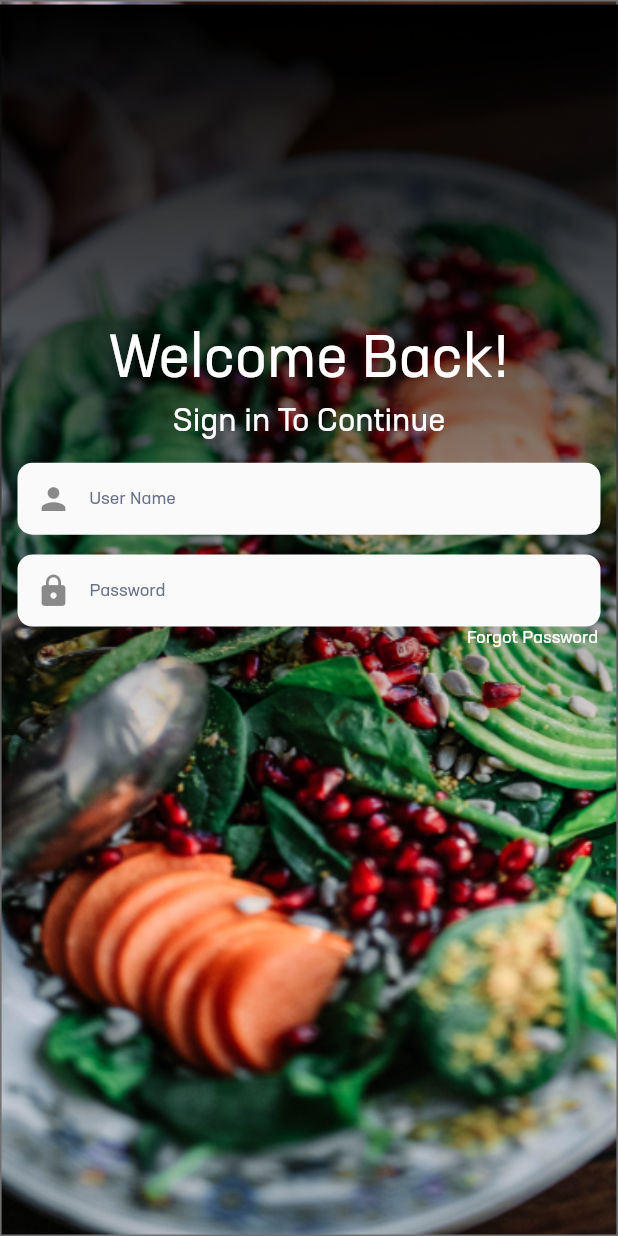
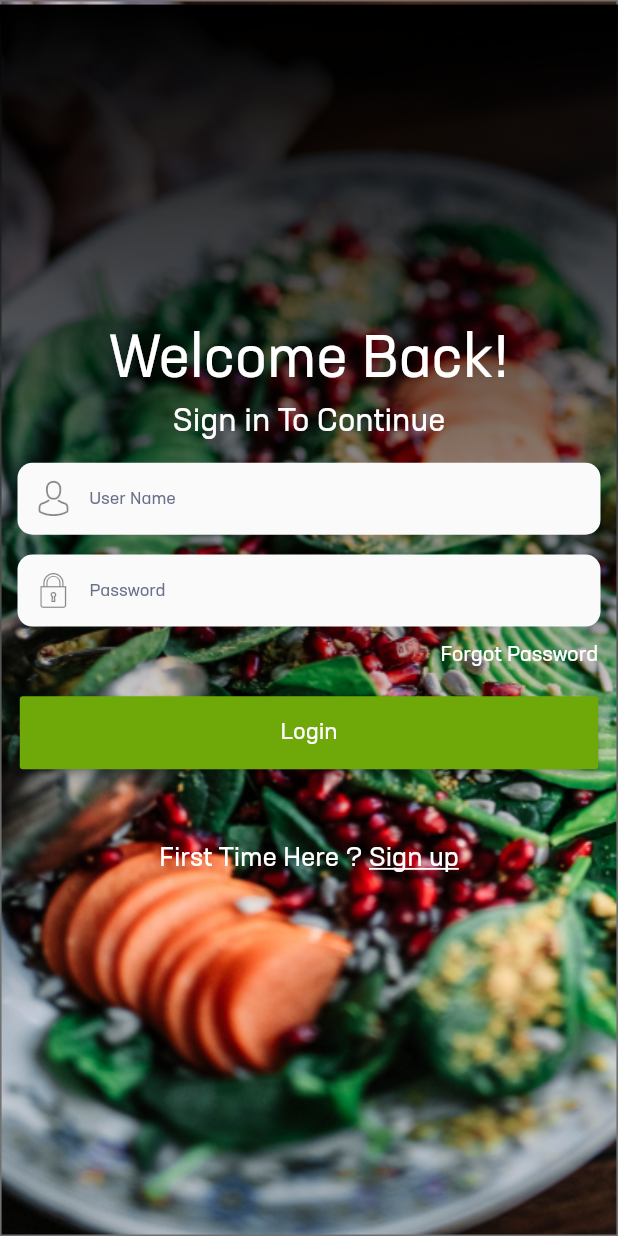
Before and after one commit to MalshanPerera/foodpal, a Flutter app: the LoginScreen screen opened by its route, on a phone screen of 412 x 824 dp. Run offline on Flutter 3.47's test engine with Material 2 defaults, Android fonts, the phone set to English and light mode, and no system bars.

Commit message:
created custom icons and finishd login screen

```diff
--- /dev/null
+++ b/lib/presentation/custom_icons_icons.dart
@@ -0,0 +1,27 @@
+/// Flutter icons CustomIcons
+/// Copyright (C) 2020 by original authors @ fluttericon.com, fontello.com
+/// This font was generated by FlutterIcon.com, which is derived from Fontello.
+///
+/// To use this font, place it in your fonts/ directory and include the
+/// following in your pubspec.yaml
+///
+/// flutter:
+///   fonts:
+///    - family:  CustomIcons
+///      fonts:
+///       - asset: fonts/CustomIcons.ttf
+///
+///
+///
+import 'package:flutter/widgets.dart';
+
+class CustomIcons {
+  CustomIcons._();
+
+  static const _kFontFam = 'CustomIcons';
+
+  static const IconData avatar = IconData(0xe800, fontFamily: _kFontFam);
+  static const IconData correct_icon = IconData(0xe801, fontFamily: _kFontFam);
+  static const IconData lock = IconData(0xe802, fontFamily: _kFontFam);
+  static const IconData mail_icon = IconData(0xe803, fontFamily: _kFontFam);
+}
--- a/lib/screens/login_screen.dart
+++ b/lib/screens/login_screen.dart
@@ -1,5 +1,7 @@
+import 'package:flutter/gestures.dart';
 import 'package:flutter/material.dart';
 import 'package:foodpal/helper/utils.dart';
+import 'package:foodpal/presentation/custom_icons_icons.dart';
 import 'package:foodpal/widgets/CustomTextField.dart';
 
 class LoginScreen extends StatefulWidget {
@@ -15,7 +17,9 @@ class _LoginScreenState extends State<LoginScreen> {
     final _width = Utils.bodyWidth;
     final _height = Utils.totalBodyHeight;
 
-    return Stack(
+    return Scaffold(
+      body: SingleChildScrollView(
+        child: Stack(
           children: <Widget>[
             Container(
               width: _width,
@@ -56,24 +60,71 @@ class _LoginScreenState extends State<LoginScreen> {
                           top: Utils.getDesignWidth(26),
                           left: Utils.getDesignWidth(23),
                           right: Utils.getDesignWidth(23)),
-                  child: CustomTextField("User Name", Icons.person)),
+                      child: CustomTextField("User Name",  CustomIcons.avatar)),
                   Container(
                       margin: EdgeInsets.only(
                           top: Utils.getDesignWidth(26),
                           left: Utils.getDesignWidth(23),
                           right: Utils.getDesignWidth(23)),
-                  child: CustomTextField("Password", Icons.lock)),
+                      child: CustomTextField("Password", CustomIcons.lock)),
                   Container(
                     alignment: Alignment.centerRight,
-                margin: EdgeInsets.only(right: Utils.getDesignWidth(26)),
+                    margin: EdgeInsets.only(
+                        top: Utils.getDesignHeight(10),
+                        right: Utils.getDesignWidth(26)),
                     child: FittedBox(
-                    fit:  BoxFit.fitWidth,
-                    child: Text("Forgot Password",style: Theme.of(context).textTheme.body1.copyWith(fontSize: 12))),
+                        fit: BoxFit.fitWidth,
+                        child: Text("Forgot Password",
+                            style: Theme.of(context)
+                                .textTheme
+                                .body1
+                                .copyWith(fontSize: _width * 0.035))),
+                  ),
+                  Row(
+                    children: <Widget>[
+                      Expanded(
+                          child: Container(
+                              height: Utils.getDesignHeight(48),
+                              margin: EdgeInsets.only(
+                                top: Utils.getDesignHeight(18),
+                                left: Utils.getDesignWidth(26),
+                                right: Utils.getDesignWidth(26),
+                              ),
+                              child: RaisedButton(
+                                  color: Theme.of(context).primaryColor,
+                                  child: Text(
+                                    "Login",
+                                    style: Theme.of(context)
+                                        .textTheme
+                                        .body1
+                                        .copyWith(fontSize: _width * 0.038),
+                                  ),
+                                  onPressed: (() {})))),
+                    ],
+                  ),
+                  Container(
+                    margin: EdgeInsets.only(top:Utils.getDesignHeight(48)),
+                    child: Text.rich(
+
+                      TextSpan(
+                        text: 'First Time Here ? ',
+                        style: Theme.of(context).textTheme.body1,
+                        children: <TextSpan>[
+                          TextSpan(
+                              recognizer: new TapGestureRecognizer()..onTap = () => print('Tap Here onTap'),
+                              text: 'Sign up',
+                              style: Theme.of(context).textTheme.body1.copyWith(decoration:TextDecoration.underline)),
+
+                        ],
+                      ),
+                    ),
                   )
                 ],
               ),
             ),
           ],
+        ),
+      ),
     );
   }
 }
```
Also changed, not shown: pubspec.yaml (+6 -3 lines), assets/fonts/CustomIcons.ttf (added), assets/images/avatar.svg (added). Lines whose indentation alone changed are shown as unchanged.
